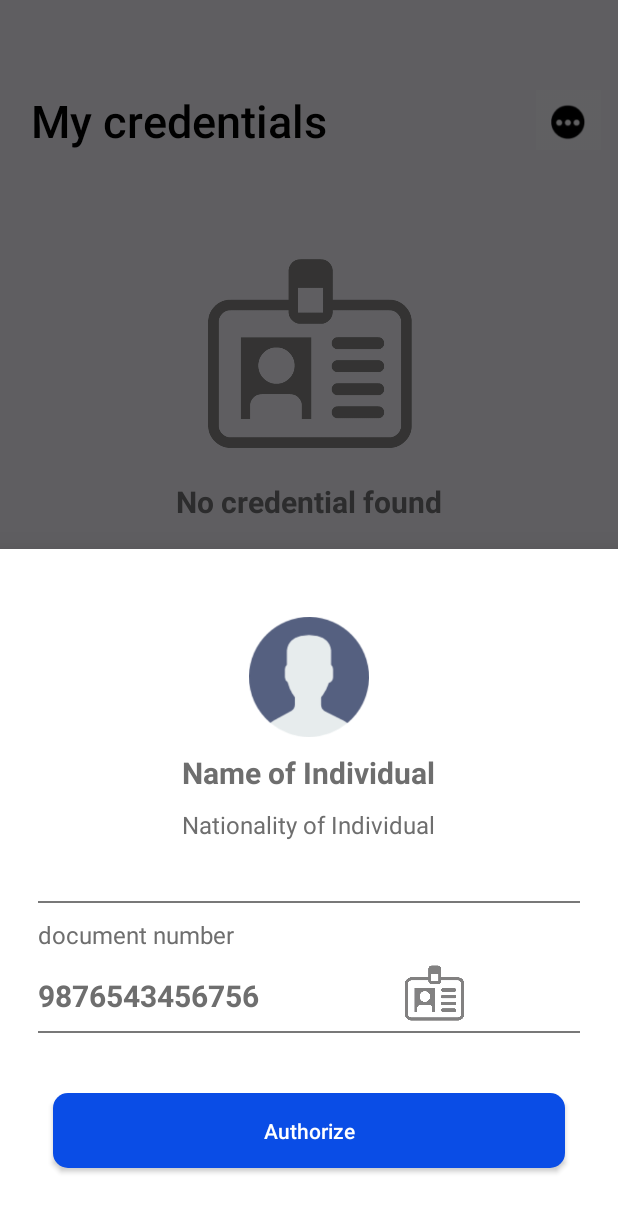
After one commit to CredentialsApp/CredentialsApp-Android, an Android app: the fragment AuthBottomSheetEx placed in its activity, on a phone screen of 412 x 824 dp. The commit adds this screen. Shown: the top 1212 px of the screen. Run offline under Robolectric (Android 15) with nearby library versions, the phone set to English and light mode, and no system bars; 1 statement that could not run was skipped.

Commit message:
design and prompt auth interface

```diff
--- /dev/null
+++ b/app/src/main/java/com/gatepay/trustid/AuthBottomSheetEx.kt
@@ -0,0 +1,43 @@
+package com.gatepay.trustid
+
+import android.content.Context
+import android.content.Intent
+import android.os.Bundle
+import android.view.LayoutInflater
+import android.view.View
+import android.view.ViewGroup
+import com.google.android.material.bottomsheet.BottomSheetDialogFragment
+
+
+class AuthBottomSheetEx : BottomSheetDialogFragment() {
+
+    private var authenticationBottomSheetListener: authBottomSheetListener?=null
+
+    override fun onCreateView(inflater: LayoutInflater, container: ViewGroup?,
+                              savedInstanceState: Bundle?): View? {
+        // Inflate the layout for this fragment
+        val v = inflater.inflate(R.layout.activity_bottom_auth_sheet, container, false)
+
+        //handle clicks
+        return v
+    }
+
+    interface authBottomSheetListener{
+        fun onOptionClick(text: String)
+    }
+
+
+
+
+    override fun onAttach(context: Context) {
+        super.onAttach(context)
+        try {
+            authenticationBottomSheetListener = context as authBottomSheetListener?
+        }
+        catch (e: ClassCastException){
+            throw ClassCastException(context.toString())
+        }
+    }
+
+
+}
--- a/app/src/main/java/com/gatepay/trustid/MainActivity.kt
+++ b/app/src/main/java/com/gatepay/trustid/MainActivity.kt
@@ -12,7 +12,7 @@ import com.google.firebase.ktx.Firebase
 import kotlinx.android.synthetic.main.activity_my_crendentials.*
 
 
-class MainActivity : AppCompatActivity(), BottomSheetEx.BottomSheetListener {
+class MainActivity : AppCompatActivity(), BottomSheetEx.BottomSheetListener, AuthBottomSheetEx.authBottomSheetListener {
 
 
 
@@ -41,12 +41,14 @@ class MainActivity : AppCompatActivity(), BottomSheetEx.BottomSheetListener {
                         removeWord(deepLink.toString(), "https://trust-id.co/resolve/")
                     var asciiStringDeepLink = HexadecimalToASCII(deepLinkHexString)
 
+                    val authBottomSheet = AuthBottomSheetEx()
+                    authBottomSheet.show(supportFragmentManager, "Auth BottomSheetEx")
 
-                    Snackbar.make(
-                        findViewById(R.id.constraintlayout),
-                        asciiStringDeepLink.toString(),
-                        Snackbar.LENGTH_LONG
-                    ).show()
+//                    Snackbar.make(
+//                        findViewById(R.id.constraintlayout),
+//                        asciiStringDeepLink.toString(),
+//                        Snackbar.LENGTH_LONG
+//                    ).show()
                 }
 
             }
@@ -97,6 +99,9 @@ class MainActivity : AppCompatActivity(), BottomSheetEx.BottomSheetListener {
 
 
     fun HexadecimalToASCII(hexValue: String): String {
+
+        // TODO CHECK IF STRING MATCHES HEXADECIMAL
+
         var asciiString = ""
             var i = 0
             while (i < hexValue.length) {
--- /dev/null
+++ b/app/src/main/res/layout/activity_bottom_auth_sheet.xml
@@ -0,0 +1,118 @@
+<?xml version="1.0" encoding="utf-8"?>
+<LinearLayout xmlns:android="http://schemas.android.com/apk/res/android"
+    xmlns:tools="http://schemas.android.com/tools"
+    android:layout_width="match_parent"
+    android:layout_height="match_parent"
+    xmlns:app="http://schemas.android.com/apk/res-auto"
+    android:orientation="vertical"
+    android:padding="5dp">
+
+    <ImageView
+        android:id="@+id/imageAuthProfile"
+        android:layout_width="80dp"
+        android:layout_height="80dp"
+        android:layout_gravity="center"
+        android:layout_marginTop="40dp"
+        app:srcCompat="@drawable/user_profile" />
+
+    <TextView
+        android:id="@+id/nameOfUserText"
+        style="@style/TextAppearance.AppCompat.Headline"
+        android:layout_width="wrap_content"
+        android:layout_height="wrap_content"
+        android:layout_gravity="center"
+        android:layout_marginTop="10dp"
+        android:text="Name of Individual"
+        android:textAlignment="center"
+        android:textColor="#6E6E6E"
+        android:textSize="20sp"
+        android:textStyle="bold" />
+
+    <TextView
+        android:id="@+id/nationalityOfUserText"
+        style="@style/TextAppearance.AppCompat.Headline"
+        android:layout_width="wrap_content"
+        android:layout_height="wrap_content"
+        android:layout_gravity="center"
+        android:layout_marginTop="10dp"
+        android:text="Nationality of Individual"
+        android:textAlignment="center"
+        android:textColor="#6E6E6E"
+        android:textSize="16sp" />
+
+    <View
+        android:id="@+id/viewLine1"
+        android:layout_width="match_parent"
+        android:layout_height="1dp"
+        android:layout_marginLeft="20dp"
+        android:layout_marginTop="40dp"
+        android:layout_marginRight="20dp"
+        android:background="#787878" />
+
+    <TextView
+        android:id="@+id/documentNoText"
+        style="@style/TextAppearance.AppCompat.Headline"
+        android:layout_width="wrap_content"
+        android:layout_height="wrap_content"
+        android:layout_marginLeft="20dp"
+        android:layout_marginTop="10dp"
+        android:text="document number"
+        android:textAlignment="viewStart"
+        android:textColor="#6E6E6E"
+        android:textSize="16sp" />
+
+
+    <LinearLayout
+        android:layout_width="match_parent"
+        android:layout_height="40dp"
+        android:layout_marginTop="8dp"
+        android:orientation="horizontal">
+
+        <TextView
+            android:id="@+id/documentNoValueText"
+            style="@style/TextAppearance.AppCompat.Headline"
+            android:layout_width="wrap_content"
+            android:layout_height="match_parent"
+            android:layout_marginLeft="20dp"
+            android:layout_marginTop="8dp"
+            android:text="9876543456756"
+            android:textAlignment="viewStart"
+            android:textColor="#6E6E6E"
+            android:textSize="20sp"
+            android:textStyle="bold" />
+
+        <ImageView
+            android:id="@+id/imageView"
+            android:layout_width="wrap_content"
+            android:layout_height="match_parent"
+            app:srcCompat="@drawable/credentialsicon" />
+
+    </LinearLayout>
+
+    <View
+        android:id="@+id/viewLine2"
+        android:layout_width="match_parent"
+        android:layout_height="1dp"
+        android:layout_marginLeft="20dp"
+        android:layout_marginTop="5dp"
+        android:layout_marginRight="20dp"
+        android:background="#787878" />
+
+    <Button
+        android:id="@+id/authorize_button"
+        android:layout_width="match_parent"
+        android:layout_height="50dp"
+        android:layout_gravity="center"
+        android:layout_marginLeft="30dp"
+        android:layout_marginTop="40dp"
+        android:layout_marginRight="30dp"
+        android:layout_marginBottom="40dp"
+        android:background="@drawable/add_credential_btn_background"
+        android:padding="15dp"
+        android:text="Authorize"
+        android:textAllCaps="false"
+        android:textAppearance="@style/TextAppearance.AppCompat.Body2"
+        android:textColor="#ffffff" />
+
+
+</LinearLayout>
```
Also changed, not shown: app/src/main/res/drawable-v24/user_profile.png (added).
